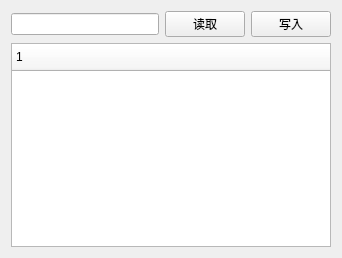
This is src/gui/main_widget.ui in Eyderoe/docusaurus-arrange as Qt 5 draws it before an edit. The edited form follows.
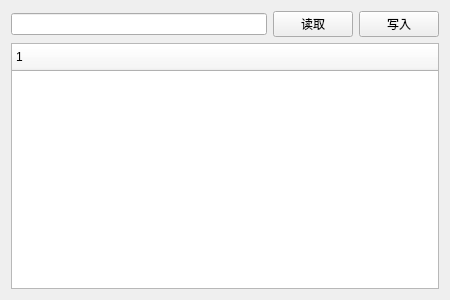
This is the edited form.

What changed in the file:
```diff
--- a/src/gui/main_widget.ui
+++ b/src/gui/main_widget.ui
@@ -6,10 +6,16 @@
    <rect>
     <x>0</x>
     <y>0</y>
-    <width>342</width>
-    <height>258</height>
+    <width>450</width>
+    <height>300</height>
    </rect>
   </property>
+  <property name="minimumSize">
+   <size>
+    <width>450</width>
+    <height>300</height>
+   </size>
+  </property>
   <property name="windowTitle">
    <string>main_widget</string>
   </property>
```
